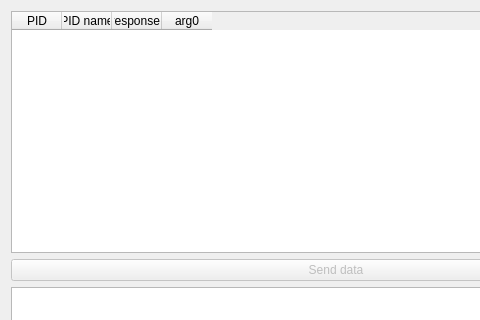
Before: the Qt Designer form mainwindow.ui in rezy91/TestBoard785, drawn with Qt 5; both pictures show x 0 to 480 and y 0 to 320 of the 672 by 665 pixel window.
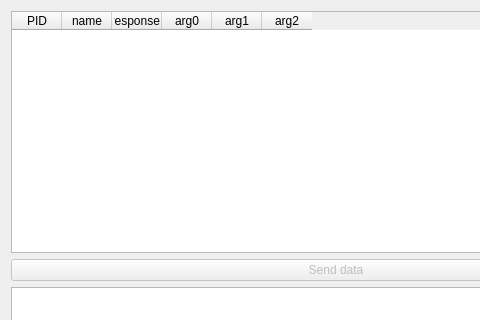
After: the same form once the commit is applied.

Commit message: added new ID´s

The edit to the form file:
```diff
--- a/mainwindow.ui
+++ b/mainwindow.ui
@@ -29,7 +29,7 @@
          <number>0</number>
         </property>
         <property name="columnCount">
-         <number>4</number>
+         <number>6</number>
         </property>
         <attribute name="horizontalHeaderDefaultSectionSize">
          <number>50</number>
@@ -47,7 +47,7 @@
         </column>
         <column>
          <property name="text">
-          <string>PID name</string>
+          <string>name</string>
          </property>
         </column>
         <column>
@@ -60,6 +60,16 @@
           <string>arg0</string>
          </property>
         </column>
+        <column>
+         <property name="text">
+          <string>arg1</string>
+         </property>
+        </column>
+        <column>
+         <property name="text">
+          <string>arg2</string>
+         </property>
+        </column>
        </widget>
       </item>
       <item>
```
The commit also changes 1 other file.
